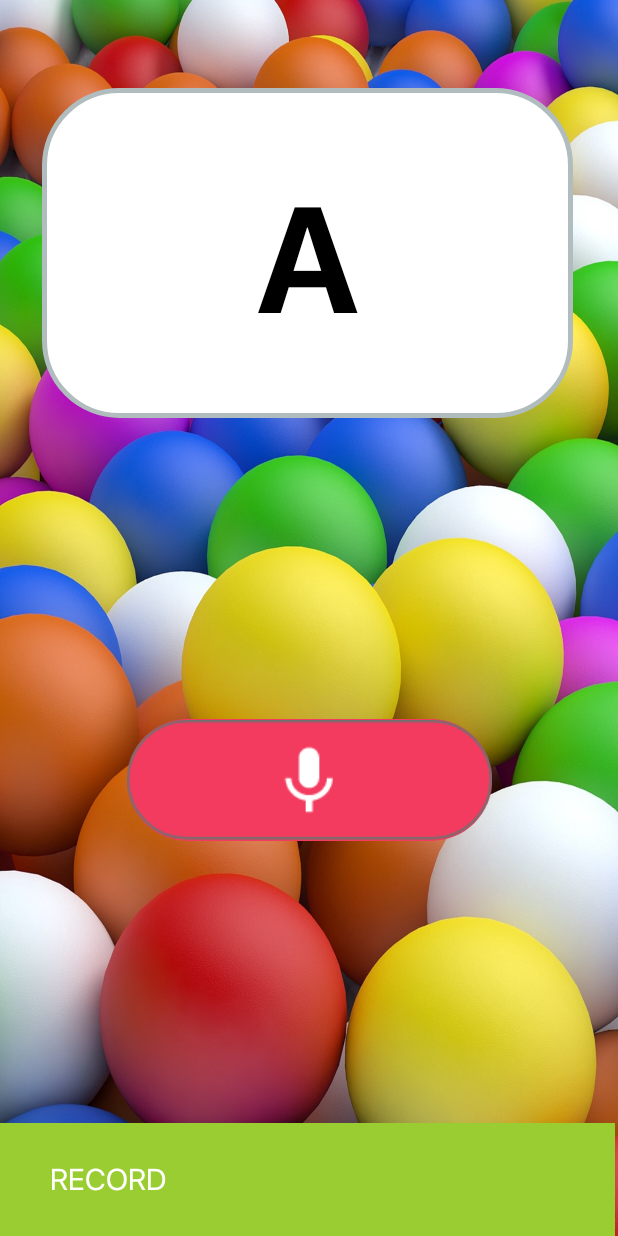
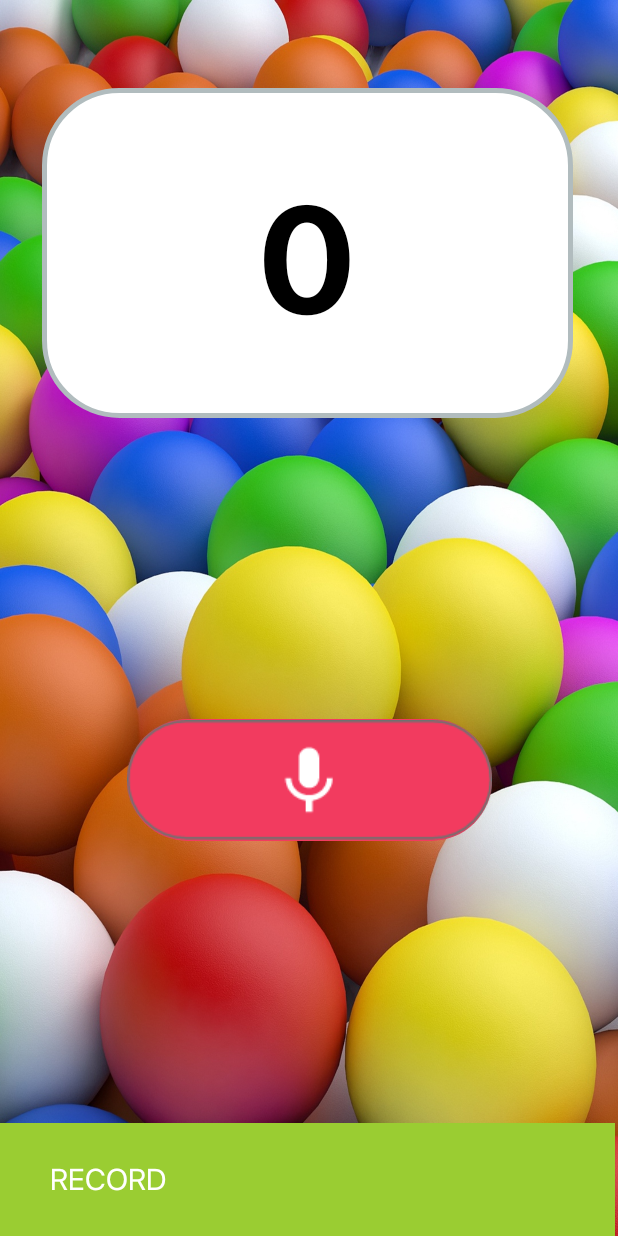
Before and after one commit to meghanabhat29/Kids-Education-App, an Android app: the SpeakAloudNumber screen opened directly, with no data from a screen before it, on a phone screen of 412 x 824 dp. Run offline under Robolectric (Android 15) with nearby library versions, the phone set to English and light mode, and no system bars.

Commit message:
Backend of Revise and Speak aloud in Numbers added

```diff
--- a/app/src/main/java/com/example/educationapp/SpeakAloudNumber.java
+++ b/app/src/main/java/com/example/educationapp/SpeakAloudNumber.java
@@ -87,13 +87,11 @@ public class SpeakAloudNumber extends AppCompatActivity {
         mTextTv.setText("RECORD");
         mNext.setVisibility(View.GONE);
 
-        String alphabet = "ABCDEFGHIJKLMNOPQRSTUVWXYZ";
-        String fullalphabet = alphabet + alphabet.toLowerCase();
         Random random = new Random();
 
-        char code = fullalphabet.charAt(random.nextInt(51));
+        int i = random.nextInt(100);
 
-        mQuestion.setText(Character.toString(code));
+        mQuestion.setText(Integer.toString(i));
     }
 
     private void speak()
--- a/app/src/main/res/layout/activity_number_revision.xml
+++ b/app/src/main/res/layout/activity_number_revision.xml
@@ -30,7 +30,7 @@
                 android:layout_height="match_parent"
                 android:fontFamily="@font/bold"
                 android:gravity="center"
-                android:text="Hello"
+                android:text="HELLO"
                 android:textAlignment="center"
                 android:textColor="#000000"
                 android:textSize="100sp"
--- a/app/src/main/res/layout/activity_speak_aloud_number.xml
+++ b/app/src/main/res/layout/activity_speak_aloud_number.xml
@@ -30,7 +30,7 @@
                 android:layout_height="match_parent"
                 android:fontFamily="@font/bold"
                 android:gravity="center"
-                android:text="A"
+                android:text="0"
                 android:textAlignment="center"
                 android:textColor="#000000"
                 android:textSize="100sp"
@@ -77,19 +77,35 @@
             android:visibility="invisible">
 
             <TextView
+                android:id="@+id/textView8"
                 android:layout_width="wrap_content"
                 android:layout_height="wrap_content"
                 android:fontFamily="@font/regular"
+                android:paddingLeft="10sp"
                 android:text="Incorrect! Retry"
                 android:textColor="@color/white"
                 android:textSize="20sp"
-                android:paddingLeft="10sp"
                 app:layout_constraintBottom_toBottomOf="parent"
                 app:layout_constraintEnd_toEndOf="parent"
                 app:layout_constraintHorizontal_bias="0.094"
                 app:layout_constraintStart_toStartOf="parent"
                 app:layout_constraintTop_toTopOf="parent"
                 app:layout_constraintVertical_bias="0.492" />
+
+            <Button
+                android:id="@+id/buttonNext"
+                android:layout_width="100dp"
+                android:layout_height="match_parent"
+                android:background="@color/white"
+                android:fontFamily="@font/regular"
+                android:padding="10sp"
+                android:text="Next"
+                android:textAllCaps="false"
+                android:textColor="@color/white"
+                android:textSize="20sp"
+                android:visibility="visible"
+                app:layout_constraintEnd_toEndOf="parent"
+                app:layout_constraintStart_toEndOf="@+id/textView8" />
 
         </androidx.constraintlayout.widget.ConstraintLayout>
 
@@ -99,24 +115,6 @@
             android:layout_height="match_parent"
             android:background="#9ACD32"
             android:visibility="visible">
-
-            <Button
-                android:id="@+id/buttonNext"
-                android:visibility="gone"
-                android:layout_width="116dp"
-                android:layout_height="52dp"
-                android:layout_marginEnd="20dp"
-                android:background="@color/white"
-                android:fontFamily="@font/regular"
-                android:padding="10sp"
-                android:text="Next"
-                android:textAllCaps="false"
-                android:textColor="#9ACD32"
-                android:textSize="22sp"
-                app:layout_constraintBottom_toBottomOf="parent"
-                app:layout_constraintEnd_toEndOf="parent"
-                app:layout_constraintTop_toTopOf="parent"
-                app:layout_constraintVertical_bias="0.491" />
 
             <TextView
                 android:id="@+id/textTv"
```
Also changed, not shown: app/src/main/java/com/example/educationapp/NumberRevision.java (+7 -14 lines).
